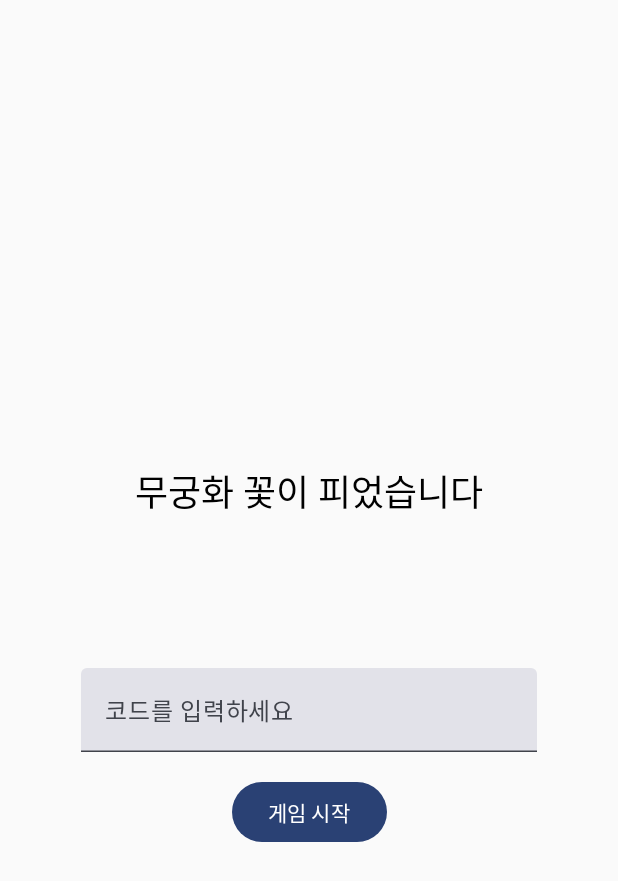
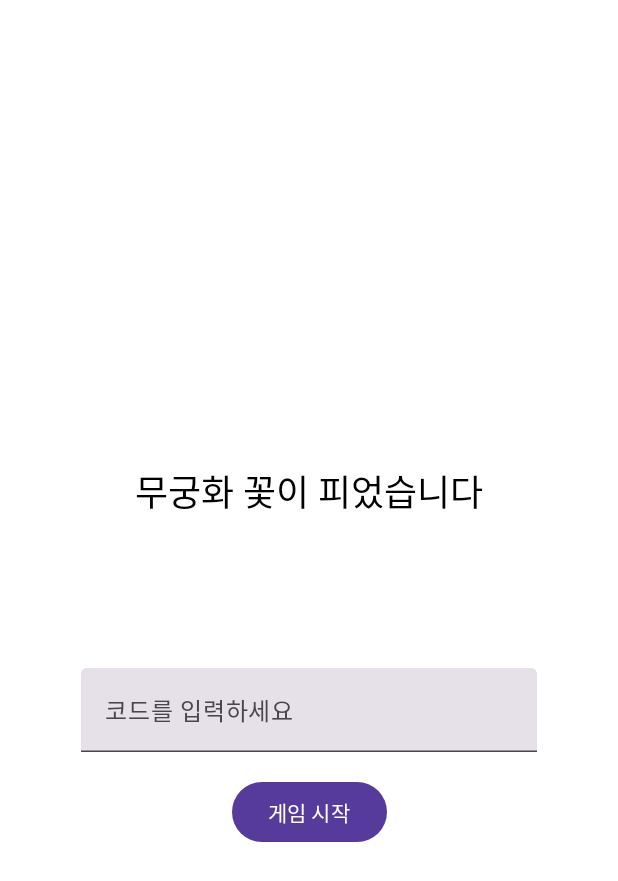
Before and after one commit to SharonProject1/SharonApp, an Android app built with Jetpack Compose: the screen it shows after launch (MainActivity), after a tap on "다음 화면", on a phone screen of 412 x 824 dp. Shown: the top 881 px of the screen. Run offline under Robolectric (Android 15) with nearby library versions, the phone set to English and light mode, and no system bars.

Commit message:
테마 컬러 설정, 다크 모드/라이트 모드 설정

```diff
--- a/app/src/main/java/com/example/sharon/MainActivity.kt
+++ b/app/src/main/java/com/example/sharon/MainActivity.kt
@@ -3,6 +3,7 @@ package com.example.sharon
 import android.os.Bundle
 import androidx.activity.ComponentActivity
 import androidx.activity.compose.setContent
+import androidx.compose.foundation.background
 import androidx.compose.foundation.layout.Arrangement
 import androidx.compose.foundation.layout.Box
 import androidx.compose.foundation.layout.Column
@@ -13,10 +14,14 @@ import androidx.compose.foundation.layout.height
 import androidx.compose.foundation.layout.padding
 import androidx.compose.foundation.text.KeyboardOptions
 import androidx.compose.material3.Button
+import androidx.compose.material3.ButtonColors
+import androidx.compose.material3.ButtonDefaults
 import androidx.compose.material3.MaterialTheme
 import androidx.compose.material3.Scaffold
 import androidx.compose.material3.Text
 import androidx.compose.material3.TextField
+import androidx.compose.material3.TextFieldColors
+import androidx.compose.material3.TextFieldDefaults
 import androidx.compose.runtime.Composable
 import androidx.compose.runtime.LaunchedEffect
 import androidx.compose.runtime.getValue
@@ -71,8 +76,17 @@ class MainActivity : ComponentActivity() {
     }
 }
 
+//ThemedBox, ThemedText등 만들어서 디자인 통일하자
+
 @Composable
 fun StartScreen(nextScreen: () -> Unit) {
+    Scaffold { innerPadding ->
+        Box(
+            modifier = Modifier
+                .background(MaterialTheme.colorScheme.background)
+                .fillMaxSize()
+                .padding(innerPadding)
+        ) {
             Column(
                 verticalArrangement = Arrangement.Center,
                 horizontalAlignment = Alignment.CenterHorizontally,
@@ -83,20 +97,28 @@ fun StartScreen(nextScreen: () -> Unit) {
                 Text(
                     "무궁화 꽃이",
                     fontSize = 70.sp,
+                    color = MaterialTheme.colorScheme.onBackground,
                     modifier = Modifier.fillMaxWidth(),
                     textAlign = TextAlign.Center
                 )
                 Text(
                     "피었습니다!",
                     fontSize = 70.sp,
+                    color = MaterialTheme.colorScheme.onBackground,
                     modifier = Modifier.fillMaxWidth(),
                     textAlign = TextAlign.Center
                 )
                 Button(
                     onClick = {nextScreen()},
+                    colors = ButtonDefaults.buttonColors(
+                        containerColor = MaterialTheme.colorScheme.primary,
+                        contentColor = MaterialTheme.colorScheme.onPrimary
+                    ),
                     modifier = Modifier.align(Alignment.CenterHorizontally)
                 ) {
                     Text("다음 화면")
+                }
+            }
         }
     }
 }
@@ -105,40 +127,59 @@ fun StartScreen(nextScreen: () -> Unit) {
 fun HomeScreen(nextScreen: () -> Unit) {
     var codeInput by remember { mutableStateOf(TextFieldValue("")) }
 
+    Scaffold { innerPadding ->
+        Box(
+            modifier = Modifier
+                .background(MaterialTheme.colorScheme.background)
+                .fillMaxSize()
+                .padding(innerPadding)
+        ) {
             Column(
+                verticalArrangement = Arrangement.Center,
+                horizontalAlignment = Alignment.CenterHorizontally,
                 modifier = Modifier
+                    .padding(16.dp)
                     .fillMaxSize()
-            .padding(16.dp),
-        verticalArrangement = Arrangement.Center,
-        horizontalAlignment = Alignment.CenterHorizontally
             ) {
-        Spacer(modifier = Modifier.height(50.dp)) // 상단 여백
+                Spacer(modifier = Modifier.height(50.dp))
                 Text(
                     text = "무궁화 꽃이 피었습니다",
                     fontSize = 24.sp,
                     style = MaterialTheme.typography.headlineMedium
                 )
-        Spacer(modifier = Modifier.height(100.dp)) // 텍스트와 입력 칸 사이 여백
+                Spacer(modifier = Modifier.height(100.dp))
                 TextField(
                     value = codeInput,
                     onValueChange = { codeInput = it },
                     placeholder = { Text(text = "코드를 입력하세요") },
-            modifier = Modifier.fillMaxWidth(0.8f)
-            ,keyboardOptions = KeyboardOptions(keyboardType = KeyboardType.Text) // 키보드 타입 설정
-
+                    modifier = Modifier.fillMaxWidth(0.8f),
+                    keyboardOptions = KeyboardOptions(keyboardType = KeyboardType.Text)
                 )
-        Spacer(modifier = Modifier.height(16.dp)) // 입력 칸과 버튼 사이 여백
+                Spacer(modifier = Modifier.height(16.dp))
                 Button(
                     onClick = { nextScreen() },
+                    colors = ButtonDefaults.buttonColors(
+                        containerColor = MaterialTheme.colorScheme.primary,
+                        contentColor = MaterialTheme.colorScheme.onPrimary,
+                    ),
                     modifier = Modifier.align(Alignment.CenterHorizontally)
                 ) {
                     Text(text = "게임 시작")
                 }
             }
         }
+    }
+}
 
 @Composable
 fun WaitingRoomScreen(nextScreen: () -> Unit) {
+    Scaffold { innerPadding ->
+        Box(
+            modifier = Modifier
+                .background(MaterialTheme.colorScheme.background)
+                .fillMaxSize()
+                .padding(innerPadding)
+        ) {
             Column(
                 modifier = Modifier
                     .fillMaxSize()
@@ -149,9 +190,15 @@ fun WaitingRoomScreen(nextScreen: () -> Unit) {
                 Text("대기실 화면")
                 Button(
                     onClick = {nextScreen()},
+                    colors = ButtonDefaults.buttonColors(
+                        containerColor = MaterialTheme.colorScheme.primary,
+                        contentColor = MaterialTheme.colorScheme.onPrimary
+                    ),
                     modifier = Modifier.align(Alignment.CenterHorizontally)
                 ) {
                     Text("다음 화면")
+                }
+            }
         }
     }
 }
@@ -159,8 +206,6 @@ fun WaitingRoomScreen(nextScreen: () -> Unit) {
 @Composable
 fun CountdownScreen(nextScreen: () -> Unit) {
     var count by remember { mutableStateOf(3) }
-
-    val colors = listOf(Color(0xffdd3333), Color(0xff33dd33), Color(0xff3333dd), Color(0xffdd33dd))
 
     LaunchedEffect(Unit) {
         while (count > -1) {
@@ -170,9 +215,14 @@ fun CountdownScreen(nextScreen: () -> Unit) {
         nextScreen()
     }
 
-    val displayColor = colors[count % colors.size]
     val displayText = if (count > 0) "$count" else "땡!"
-
+    Scaffold { innerPadding ->
+        Box(
+            modifier = Modifier
+                .background(MaterialTheme.colorScheme.background)
+                .fillMaxSize()
+                .padding(innerPadding)
+        ) {
             Box(
                 modifier = Modifier.fillMaxSize(),
                 contentAlignment = Alignment.Center
@@ -180,14 +230,23 @@ fun CountdownScreen(nextScreen: () -> Unit) {
                 Text(
                     text = displayText,
                     fontSize = 300.sp,
-            color = displayColor,
+                    color = MaterialTheme.colorScheme.secondary,
                     style = MaterialTheme.typography.displayLarge
                 )
+            }
+        }
     }
 }
 
 @Composable
 fun InGameScreen(nextScreen: () -> Unit) {
+    Scaffold { innerPadding ->
+        Box(
+            modifier = Modifier
+                .background(MaterialTheme.colorScheme.background)
+                .fillMaxSize()
+                .padding(innerPadding)
+        ) {
             Column(
                 modifier = Modifier
                     .fillMaxSize()
@@ -198,15 +257,28 @@ fun InGameScreen(nextScreen: () -> Unit) {
                 Text("인게임 화면")
                 Button(
                     onClick = {nextScreen()},
+                    colors = ButtonDefaults.buttonColors(
+                        containerColor = MaterialTheme.colorScheme.primary,
+                        contentColor = MaterialTheme.colorScheme.onPrimary
+                    ),
                     modifier = Modifier.align(Alignment.CenterHorizontally)
                 ) {
                     Text("다음 화면")
                 }
             }
         }
+    }
+}
 
 @Composable
 fun TerminationScreen(nextScreen: () -> Unit) {
+    Scaffold { innerPadding ->
+        Box(
+            modifier = Modifier
+                .background(MaterialTheme.colorScheme.background)
+                .fillMaxSize()
+                .padding(innerPadding)
+        ) {
             Column(
                 modifier = Modifier
                     .fillMaxSize()
@@ -217,15 +289,28 @@ fun TerminationScreen(nextScreen: () -> Unit) {
                 Text("종료 화면(그냥 이거 팝업으로 띄우자)")
                 Button(
                     onClick = {nextScreen()},
+                    colors = ButtonDefaults.buttonColors(
+                        containerColor = MaterialTheme.colorScheme.primary,
+                        contentColor = MaterialTheme.colorScheme.onPrimary
+                    ),
                     modifier = Modifier.align(Alignment.CenterHorizontally)
                 ) {
                     Text("다음 화면")
                 }
             }
         }
+    }
+}
 
 @Composable
 fun ResultScreen(nextScreen: () -> Unit) {
+    Scaffold { innerPadding ->
+        Box(
+            modifier = Modifier
+                .background(MaterialTheme.colorScheme.background)
+                .fillMaxSize()
+                .padding(innerPadding)
+        ) {
             Column(
                 modifier = Modifier
                     .fillMaxSize()
@@ -236,9 +321,15 @@ fun ResultScreen(nextScreen: () -> Unit) {
                 Text("결과 화면")
                 Button(
                     onClick = {nextScreen()},
+                    colors = ButtonDefaults.buttonColors(
+                        containerColor = MaterialTheme.colorScheme.primary,
+                        contentColor = MaterialTheme.colorScheme.onPrimary
+                    ),
                     modifier = Modifier.align(Alignment.CenterHorizontally)
                 ) {
                     Text("홈으로 돌아가기")
+                }
+            }
         }
     }
 }
@@ -248,8 +339,7 @@ fun ResultScreen(nextScreen: () -> Unit) {
 fun SharonPreview(){
     SharonTheme {
         var currentScreen by remember { mutableStateOf("StartScreen") }
-        // StartScreen - HomeScreen - WaitingRoomScreen - CountdownScreen - InGameScreen - ResultScreen
-        // Nav 기능으로 화면 전환하자
+
         when (currentScreen) {
             "StartScreen" -> StartScreen(nextScreen = {
                 currentScreen = "HomeScreen"
--- a/app/src/main/java/com/example/sharon/ui/theme/Color.kt
+++ b/app/src/main/java/com/example/sharon/ui/theme/Color.kt
@@ -2,10 +2,11 @@ package com.example.sharon.ui.theme
 
 import androidx.compose.ui.graphics.Color
 
-val Purple80 = Color(0xFFD0BCFF)
-val PurpleGrey80 = Color(0xFFCCC2DC)
-val Pink80 = Color(0xFFEFB8C8)
+val Black = Color(0xFF000000)
+val gray = Color(0xFF1F1F1F)
+val White = Color(0xFFFFFFFF)
+val Ivory = Color(0xFFFFF7D1)
 
-val Purple40 = Color(0xFF6650a4)
-val PurpleGrey40 = Color(0xFF625b71)
-val Pink40 = Color(0xFF7D5260)
+val DarkViolet = Color(0xFF563A9C)
+val Violet = Color(0xFF6A42C2)
+val LightViolet = Color(0xFF8B5DFF)
--- a/app/src/main/java/com/example/sharon/ui/theme/Theme.kt
+++ b/app/src/main/java/com/example/sharon/ui/theme/Theme.kt
@@ -2,6 +2,7 @@ package com.example.sharon.ui.theme
 
 import android.app.Activity
 import android.os.Build
+import android.util.Log
 import androidx.compose.foundation.isSystemInDarkTheme
 import androidx.compose.material3.MaterialTheme
 import androidx.compose.material3.darkColorScheme
@@ -12,15 +13,25 @@ import androidx.compose.runtime.Composable
 import androidx.compose.ui.platform.LocalContext
 
 private val DarkColorScheme = darkColorScheme(
-    primary = Purple80,
-    secondary = PurpleGrey80,
-    tertiary = Pink80
+    primary = LightViolet,
+    secondary = Violet,
+    tertiary = DarkViolet,
+    background = gray,
+    onBackground = White,
+    onPrimary = White,
+    onSecondary = White,
+    onTertiary = White
 )
 
 private val LightColorScheme = lightColorScheme(
-    primary = Purple40,
-    secondary = PurpleGrey40,
-    tertiary = Pink40
+    primary = DarkViolet,
+    secondary = Violet,
+    tertiary = LightViolet,
+    background = White,
+    onBackground = Black,
+    onPrimary = White,
+    onSecondary = White,
+    onTertiary = White
 
     /* Other default colors to override
     background = Color(0xFFFFFBFE),
@@ -36,16 +47,9 @@ private val LightColorScheme = lightColorScheme(
 @Composable
 fun SharonTheme(
     darkTheme: Boolean = isSystemInDarkTheme(),
-    // Dynamic color is available on Android 12+
-    dynamicColor: Boolean = true,
     content: @Composable () -> Unit
 ) {
     val colorScheme = when {
-        dynamicColor && Build.VERSION.SDK_INT >= Build.VERSION_CODES.S -> {
-            val context = LocalContext.current
-            if (darkTheme) dynamicDarkColorScheme(context) else dynamicLightColorScheme(context)
-        }
-
         darkTheme -> DarkColorScheme
         else -> LightColorScheme
     }
```
Lines whose indentation alone changed are shown as unchanged.
